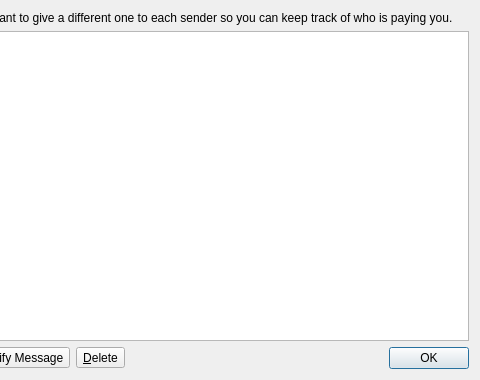
Qt form src/qt/forms/addressbookpage.ui (CleanWaterCoin/cleanwatercoin) before a commit; both pictures show x 423 to 903 and y 0 to 380 of the 903 by 380 pixel window.
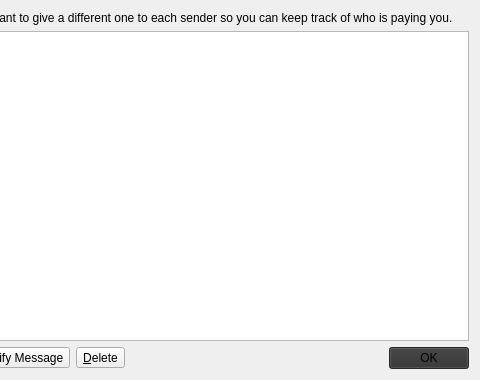
The same form after that commit. Icons and pictures are not drawn.

What changed in the file:
```diff
--- a/src/qt/forms/addressbookpage.ui
+++ b/src/qt/forms/addressbookpage.ui
@@ -177,6 +177,76 @@
          <verstretch>0</verstretch>
         </sizepolicy>
        </property>
+       <property name="minimumSize">
+        <size>
+         <width>0</width>
+         <height>0</height>
+        </size>
+       </property>
+       <property name="palette">
+        <palette>
+         <active>
+          <colorrole role="Button">
+           <brush brushstyle="SolidPattern">
+            <color alpha="255">
+             <red>51</red>
+             <green>51</green>
+             <blue>51</blue>
+            </color>
+           </brush>
+          </colorrole>
+          <colorrole role="Highlight">
+           <brush brushstyle="SolidPattern">
+            <color alpha="255">
+             <red>51</red>
+             <green>51</green>
+             <blue>51</blue>
+            </color>
+           </brush>
+          </colorrole>
+         </active>
+         <inactive>
+          <colorrole role="Button">
+           <brush brushstyle="SolidPattern">
+            <color alpha="255">
+             <red>51</red>
+             <green>51</green>
+             <blue>51</blue>
+            </color>
+           </brush>
+          </colorrole>
+          <colorrole role="Highlight">
+           <brush brushstyle="SolidPattern">
+            <color alpha="255">
+             <red>51</red>
+             <green>51</green>
+             <blue>51</blue>
+            </color>
+           </brush>
+          </colorrole>
+         </inactive>
+         <disabled>
+          <colorrole role="Button">
+           <brush brushstyle="SolidPattern">
+            <color alpha="255">
+             <red>242</red>
+             <green>241</green>
+             <blue>240</blue>
+            </color>
+           </brush>
+          </colorrole>
+          <colorrole role="Highlight">
+           <brush brushstyle="SolidPattern">
+            <color alpha="255">
+             <red>240</red>
+             <green>240</green>
+             <blue>240</blue>
+            </color>
+           </brush>
+          </colorrole>
+         </disabled>
+        </palette>
+       </property>
        <property name="standardButtons">
         <set>QDialogButtonBox::Ok</set>
        </property>
```
Left out of the diff: 18 changed lines with no effect on the pictures.
